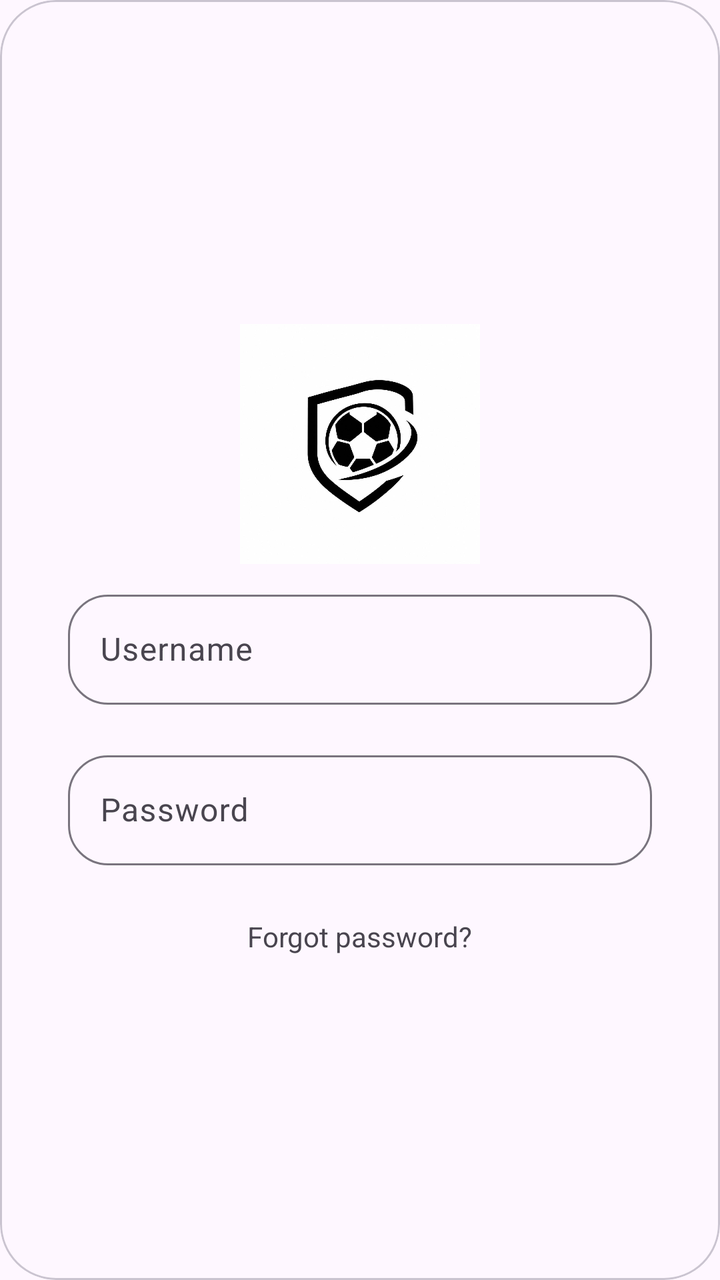
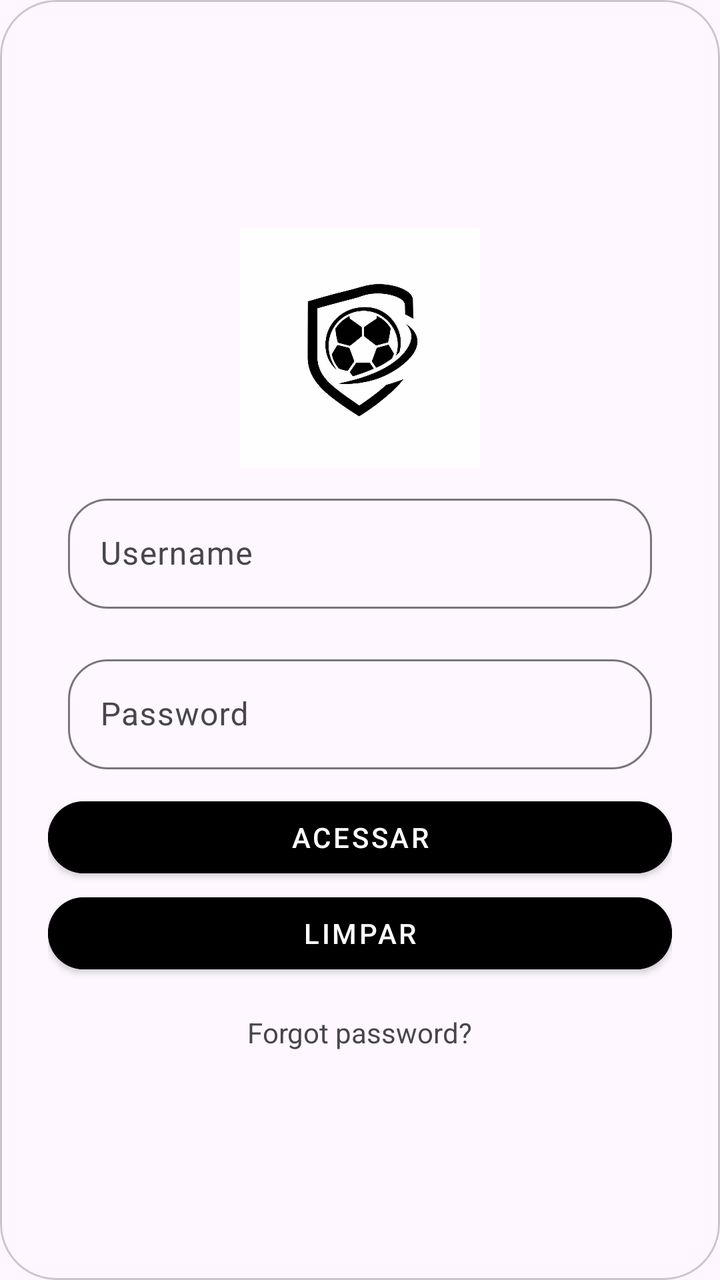

Compare the two renders of this Android layout. The source of the first and the diff that turns it into the second are given below.
<!-- AndroidManifest.xml: application theme Theme.MyApp -->
<!-- res/layout/activity_main.xml -->
<?xml version="1.0" encoding="utf-8"?>
<com.google.android.material.card.MaterialCardView
    xmlns:android="http://schemas.android.com/apk/res/android"
    xmlns:app="http://schemas.android.com/apk/res-auto"
    android:id="@+id/cardlogin"
    android:layout_width="300dp"
    android:layout_height="400dp"
    android:layout_marginLeft="50dp"
    android:layout_marginTop="100dp"
    android:clickable="true"
    android:focusable="true"
    app:cardCornerRadius="28dp">

    <LinearLayout
        android:layout_width="match_parent"
        android:layout_height="match_parent"
        android:orientation="vertical"
        android:gravity="center"
        android:padding="24dp">

<ImageView
    android:layout_width="120dp"
    android:layout_height="120dp"
    android:src="@drawable/logo"/>

        <com.google.android.material.textfield.TextInputLayout
            android:layout_width="match_parent"
            android:layout_height="wrap_content"
            app:boxCornerRadiusBottomEnd="20dp"
            android:layout_margin="10dp"
            app:boxCornerRadiusBottomStart="20dp"
            app:boxCornerRadiusTopStart="20dp"
            app:boxCornerRadiusTopEnd="20dp">

            <com.google.android.material.textfield.TextInputEditText
                android:layout_width="match_parent"
                android:layout_height="55dp"
                android:gravity="center_vertical"
                android:hint="Username"
                android:paddingStart="16dp"
                android:paddingEnd="16dp" />
        </com.google.android.material.textfield.TextInputLayout>


        <com.google.android.material.textfield.TextInputLayout
            android:layout_width="match_parent"
            android:layout_height="wrap_content"
            android:layout_marginTop="16dp"
            android:layout_margin="10dp"
            app:boxCornerRadiusBottomEnd="20dp"
            app:boxCornerRadiusBottomStart="20dp"
            app:boxCornerRadiusTopStart="20dp"
            app:boxCornerRadiusTopEnd="20dp">

            <com.google.android.material.textfield.TextInputEditText
                android:layout_width="match_parent"
                android:layout_height="55dp"
                android:gravity="center_vertical"
                android:hint="Password"
                android:inputType="textPassword"
                android:paddingStart="16dp"
                android:paddingEnd="16dp" />
        </com.google.android.material.textfield.TextInputLayout>


        <TextView
            android:layout_width="wrap_content"
            android:layout_height="wrap_content"
            android:layout_marginTop="16dp"
            android:layout_gravity="center_horizontal"
            android:text="Forgot password?"
            android:clickable="true"
            android:focusable="true"/>

    </LinearLayout>
</com.google.android.material.card.MaterialCardView>
<!-- resources referenced by this layout -->
<resources>
  <!-- drawable logo: png bitmap (drawable, 248303 bytes) -->
  <style name="Theme.MyApp" parent="Base.Theme.MyApp" />
  <style name="Base.Theme.MyApp" parent="Theme.Material3.DayNight.NoActionBar">
          
          
      </style>
</resources>

<!-- the commit's change to res/layout/activity_main.xml (unified diff, before → after) -->
@@ -4,7 +4,7 @@
     xmlns:app="http://schemas.android.com/apk/res-auto"
     android:id="@+id/cardlogin"
     android:layout_width="300dp"
-    android:layout_height="400dp"
+    android:layout_height="470dp"
     android:layout_marginLeft="50dp"
     android:layout_marginTop="100dp"
     android:clickable="true"
@@ -62,6 +62,21 @@
                 android:paddingEnd="16dp" />
         </com.google.android.material.textfield.TextInputLayout>
 
+        <com.google.android.material.button.MaterialButton
+            style="@style/Widget.MaterialComponents.Button"
+            android:layout_width="match_parent"
+            app:cornerRadius="30dp"
+            android:layout_height="wrap_content"
+            android:backgroundTint="#000000"
+            android:text="Acessar" />
+
+        <com.google.android.material.button.MaterialButton
+            style="@style/Widget.MaterialComponents.Button"
+            android:layout_width="match_parent"
+            app:cornerRadius="30dp"
+            android:layout_height="wrap_content"
+            android:backgroundTint="#000000"
+            android:text="Limpar" />
 
         <TextView
             android:layout_width="wrap_content"
